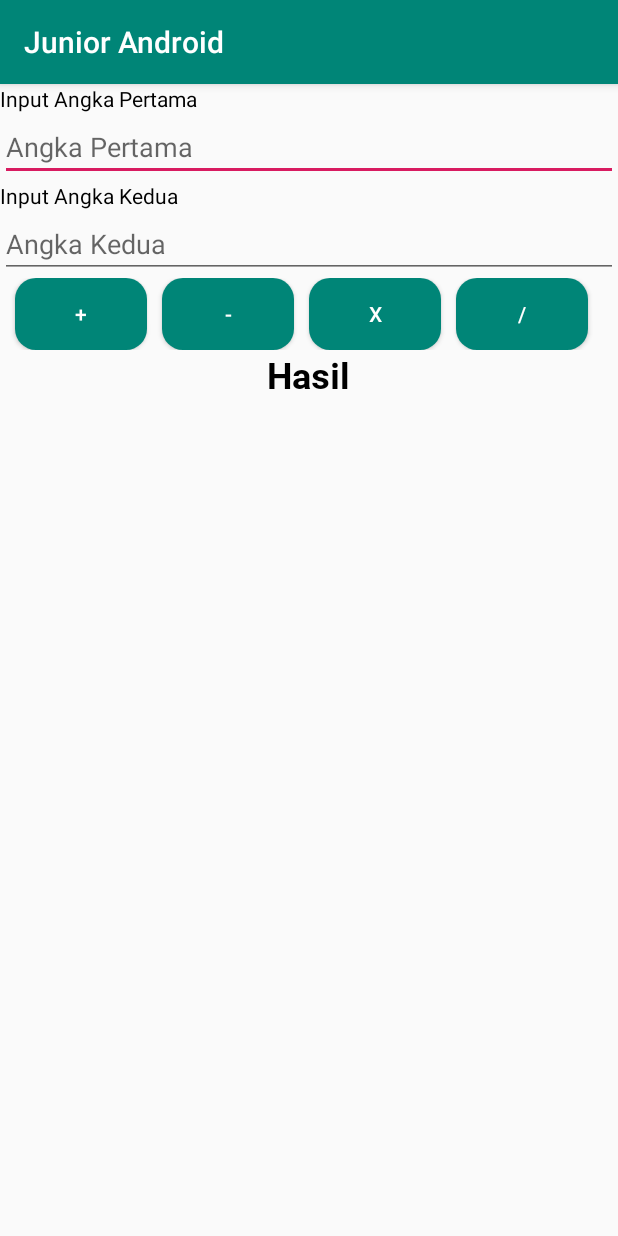
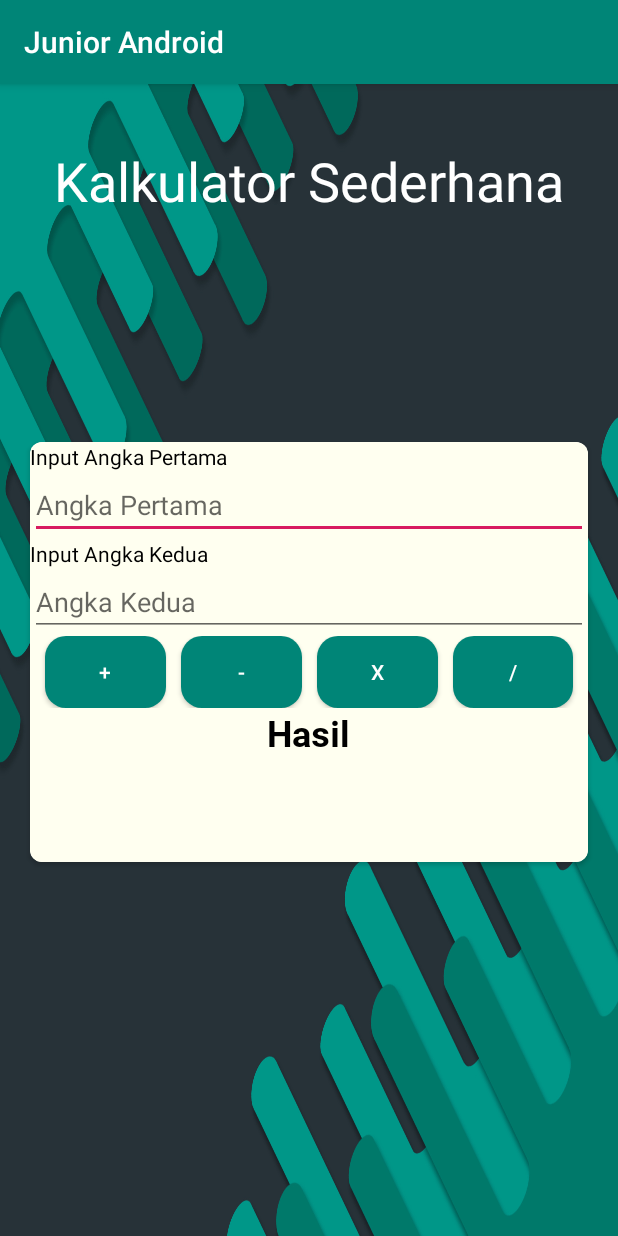
Before and after one commit to zaidanabhi/kelompok-8-pbo, an Android app: the KalkulatorActivity screen opened directly, with no data from a screen before it, on a phone screen of 412 x 824 dp. Run offline under Robolectric (Android 15) with nearby library versions, the phone set to English and light mode, and no system bars.

Commit message:
menambah progress bar dan mengubah background kalkulator

```diff
--- /dev/null
+++ b/app/src/main/res/drawable/tombolbuttonblt.xml
@@ -0,0 +1,5 @@
+<?xml version="1.0" encoding="utf-8"?>
+<shape xmlns:android="http://schemas.android.com/apk/res/android">
+    <corners android:radius="14dp"/>
+    <solid android:color="@color/colorPrimaryDark"/>
+</shape>
--- a/app/src/main/res/layout/activity_kalkulator.xml
+++ b/app/src/main/res/layout/activity_kalkulator.xml
@@ -5,8 +5,32 @@
     android:layout_width="match_parent"
     android:layout_height="match_parent"
     android:orientation="vertical"
+    android:background="@drawable/green5"
     tools:context=".KalkulatorActivity">
 
+    <TextView
+        android:layout_width="match_parent"
+        android:layout_height="wrap_content"
+        android:gravity="center"
+        android:text="Kalkulator Sederhana"
+        android:fontFamily="sans-serif"
+        android:textColor="@color/putih"
+        android:textSize="36sp"
+        android:layout_marginTop="40dp"/>
+
+    <androidx.cardview.widget.CardView
+        android:layout_width="match_parent"
+        android:layout_height="280dp"
+        android:layout_marginTop="150dp"
+        app:cardCornerRadius="8dp"
+        android:layout_marginStart="20dp"
+        android:layout_marginEnd="20dp">
+
+        <LinearLayout
+            android:layout_width="match_parent"
+            android:layout_height="match_parent"
+            android:orientation="vertical"
+            android:background="#FFFFF0">
     <TextView
         android:layout_width="wrap_content"
         android:layout_height="wrap_content"
@@ -95,5 +119,7 @@
         android:textSize="24dp"
         android:textColor="@color/hitam"
         android:id="@+id/txtHasil"/>
+        </LinearLayout>
+    </androidx.cardview.widget.CardView>
 
 </LinearLayout>
--- a/app/src/main/res/layout/activity_splash.xml
+++ b/app/src/main/res/layout/activity_splash.xml
@@ -13,12 +13,12 @@
         android:layout_centerInParent="true"
         android:src="@mipmap/icon"/>
 
-    <TextView
+    <ProgressBar
         android:layout_width="wrap_content"
         android:layout_height="wrap_content"
         android:layout_below="@+id/logo_id"
+        android:layout_alignParentBottom="true"
         android:layout_centerHorizontal="true"
-        android:text="Splash Screen"
-        android:textSize="30dp" />
+        android:layout_marginBottom="172dp"/>
 
 </RelativeLayout>
```
